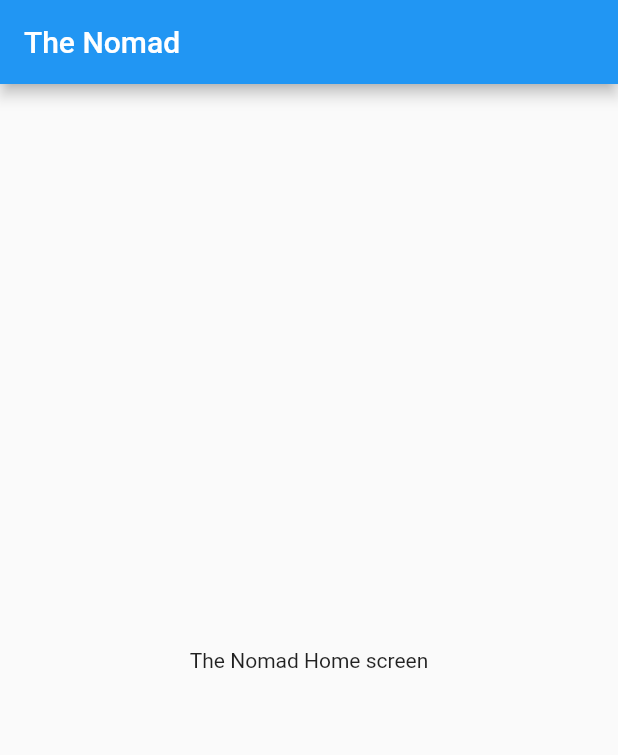
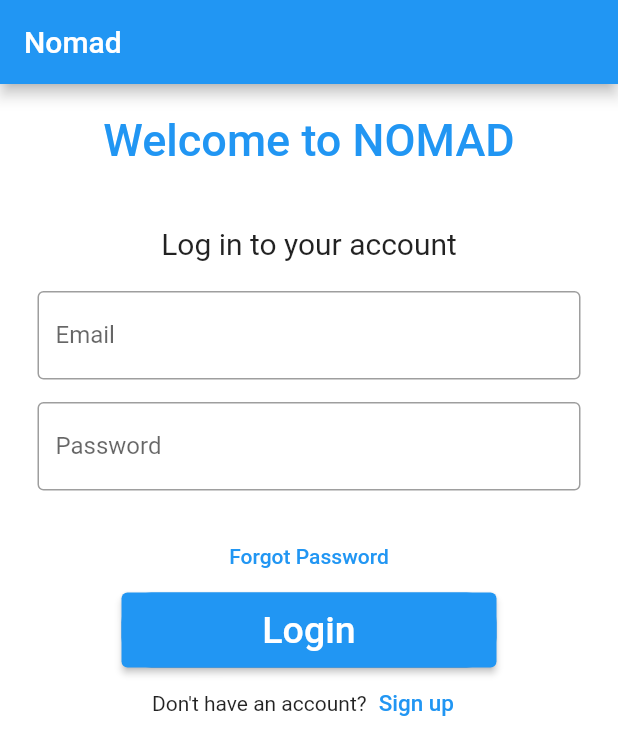
Before and after one commit to prakharjn28/TheNomad, a Flutter app: the screen it shows after launch, on a phone screen of 412 x 824 dp. Shown: the top 755 px of the screen. Run offline on Flutter 3.47's test engine with Material 2 defaults, Android fonts, the phone set to English and light mode, and no system bars; our stand-ins replace go_router.

Commit message:
Wroking login flow

```diff
--- a/lib/main.dart
+++ b/lib/main.dart
@@ -1,3 +1,4 @@
+import 'package:TheNomad/routes.dart';
 import 'package:flutter/material.dart';
 import 'package:provider/provider.dart';
 import 'package:TheNomad/provider/loginProvider.dart';
@@ -15,12 +16,8 @@ class MyApp extends StatelessWidget {
   // This widget is the root of your application.
   @override
   Widget build(BuildContext context) {
-    return MaterialApp(
-      title: 'The Nomad',
-      theme: ThemeData(
-        primarySwatch: Colors.blue,
-      ),
-      home: const MyHomePage(title: 'The Nomad'),
+    return MaterialApp.router(
+      routerConfig: Routes.routes,
     );
   }
 }
--- a/lib/routes.dart
+++ b/lib/routes.dart
@@ -1,11 +1,27 @@
+import 'package:TheNomad/screens/login_screen.dart';
+import 'package:TheNomad/screens/signup_screen.dart';
 import 'package:flutter/material.dart';
+import 'package:go_router/go_router.dart';
 
 class Routes {
   Routes._(); //this is to prevent anyone from instantiate this object
 
-  // static const String createTask = '/createTask'; // Create const like this
+  static const String login = '/login';
+  static const String signup = '/signup';
 
-  static final routes = <String, WidgetBuilder>{
-    // Add routes here
-  };
+  static final routes = GoRouter(
+    initialLocation: login,
+    routes: [
+      GoRoute(
+        name: "loginScreen",
+        path: login,
+        builder: (context, state) => const Login(),
+      ),
+      GoRoute(
+        name: "signUpScreen",
+        path: signup,
+        builder: (context, state) => const SignUpScreen(),
+      ),
+    ],
+  );
 }
--- /dev/null
+++ b/lib/screens/login_screen.dart
@@ -0,0 +1,121 @@
+import 'package:flutter/material.dart';
+import 'package:go_router/go_router.dart';
+
+class Login extends StatefulWidget {
+  const Login({super.key});
+
+  @override
+  // ignore: library_private_types_in_public_api
+  _LoginState createState() => _LoginState();
+}
+
+class _LoginState extends State<Login> {
+  static const String _title = "Nomad";
+  final emailController = TextEditingController();
+  final passwordController = TextEditingController();
+
+  @override
+  void dispose() {
+    super.dispose();
+    emailController.dispose();
+    passwordController.dispose();
+  }
+
+  @override
+  Widget build(BuildContext context) {
+    return Scaffold(
+      backgroundColor: Colors.white,
+      appBar: AppBar(
+        title: const Text(_title),
+      ),
+      body: SingleChildScrollView(
+        child: Column(
+          children: [
+            Container(
+              alignment: Alignment.center,
+              padding: const EdgeInsets.all(20),
+              child: const Text(
+                'Welcome to NOMAD',
+                style: TextStyle(
+                    color: Colors.blue,
+                    fontWeight: FontWeight.w500,
+                    fontSize: 30),
+              ),
+            ),
+            Container(
+              alignment: Alignment.center,
+              padding: const EdgeInsets.all(20),
+              child: const Text(
+                'Log in to your account',
+                style: TextStyle(fontSize: 20),
+              ),
+            ),
+            Padding(
+              padding: const EdgeInsets.symmetric(horizontal: 25),
+              child: TextField(
+                controller: emailController,
+                decoration: const InputDecoration(
+                  border: OutlineInputBorder(),
+                  labelText: 'Email',
+                  hintText: 'Please enter your email address here',
+                ),
+              ),
+            ),
+            Padding(
+              padding: const EdgeInsets.only(
+                  left: 25.0, right: 25.0, top: 15, bottom: 20),
+              child: TextField(
+                controller: passwordController,
+                obscureText: true,
+                decoration: const InputDecoration(
+                  border: OutlineInputBorder(),
+                  labelText: 'Password',
+                  hintText: 'Please enter your password here',
+                ),
+              ),
+            ),
+            TextButton(
+              onPressed: () {
+                // forgot password screen
+              },
+              child: const Text(
+                'Forgot Password',
+              ),
+            ),
+            Container(
+              height: 50,
+              width: 250,
+              decoration: BoxDecoration(
+                  color: Colors.blue, borderRadius: BorderRadius.circular(20)),
+              child: ElevatedButton(
+                child: const Text(
+                  'Login',
+                  style: TextStyle(color: Colors.white, fontSize: 25),
+                ),
+                onPressed: () {
+                  // print(emailController.text);
+                  // print(passwordController.text);
+                },
+              ),
+            ),
+            Row(
+              mainAxisAlignment: MainAxisAlignment.center,
+              children: [
+                const Text("Don't have an account?"),
+                TextButton(
+                  onPressed: () {
+                    context.push('/signUp');
+                  },
+                  child: const Text(
+                    'Sign up',
+                    style: TextStyle(fontSize: 15),
+                  ),
+                )
+              ],
+            ),
+          ],
+        ),
+      ),
+    );
+  }
+}
--- a/pubspec.yaml
+++ b/pubspec.yaml
@@ -37,6 +37,7 @@ dependencies:
   # Use with the CupertinoIcons class for iOS style icons.
   cupertino_icons: ^1.0.2
   provider: ^6.0.5
+  go_router: ^6.0.6
 
 dev_dependencies:
   flutter_test:
```
Also changed, not shown: lib/screens/signup_screen.dart (added, +117 -0 lines), lib/screens/login.dart (deleted), lib/screens/signup.dart (deleted), pubspec.lock, 1 other file.
